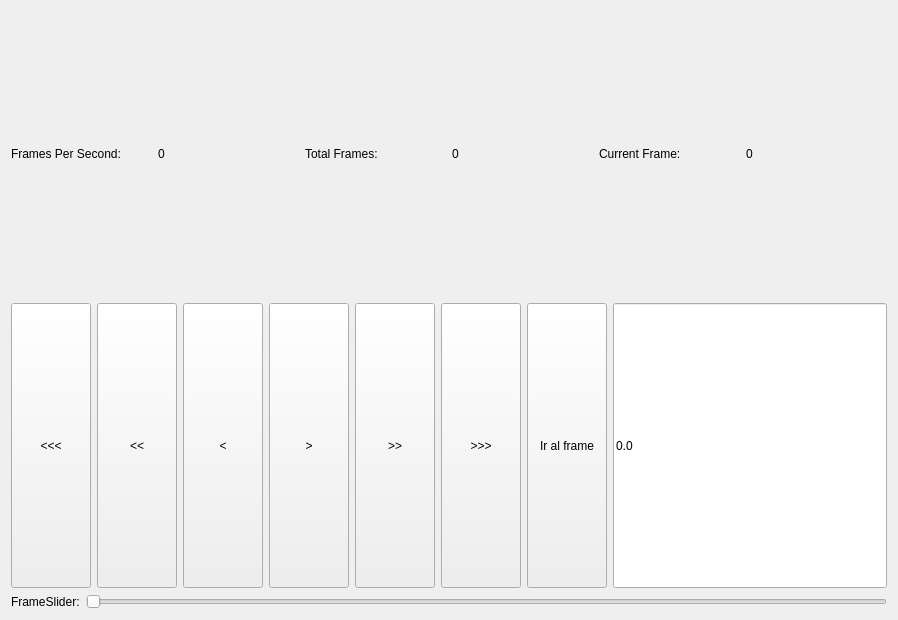
Above: src/GUIFramework/CommonConfigWindows/VideoFileConfigWindow/videofileconfigwindow.ui from aguperezpala/hvdrt before the change. Below: the same form after it.
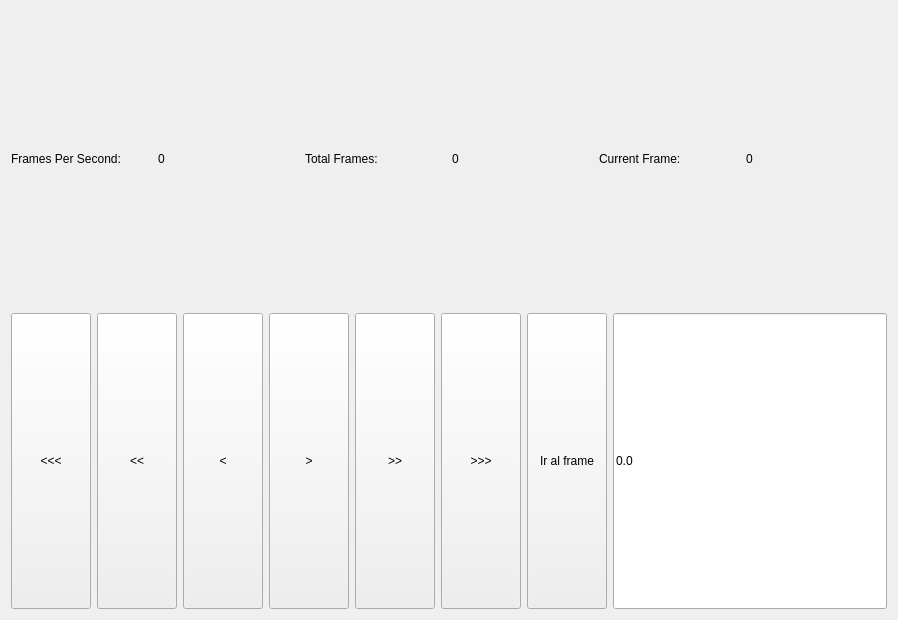
That is the form after the change.

The edit to the form file:
```diff
--- a/src/GUIFramework/CommonConfigWindows/VideoFileConfigWindow/videofileconfigwindow.ui
+++ b/src/GUIFramework/CommonConfigWindows/VideoFileConfigWindow/videofileconfigwindow.ui
@@ -178,27 +178,6 @@
          </item>
         </layout>
        </item>
-       <item>
-        <layout class="QHBoxLayout" name="horizontalLayout_2">
-         <property name="sizeConstraint">
-          <enum>QLayout::SetMinimumSize</enum>
-         </property>
-         <item>
-          <widget class="QLabel" name="label_4">
-           <property name="text">
-            <string>FrameSlider:</string>
-           </property>
-          </widget>
-         </item>
-         <item>
-          <widget class="QSlider" name="frameSlider">
-           <property name="orientation">
-            <enum>Qt::Horizontal</enum>
-           </property>
-          </widget>
-         </item>
-        </layout>
-       </item>
       </layout>
      </item>
     </layout>
```
